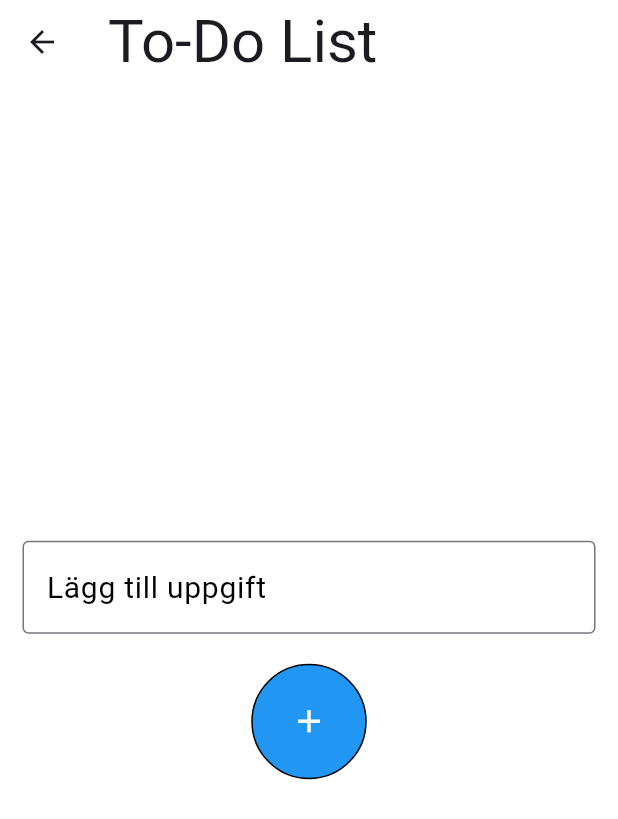
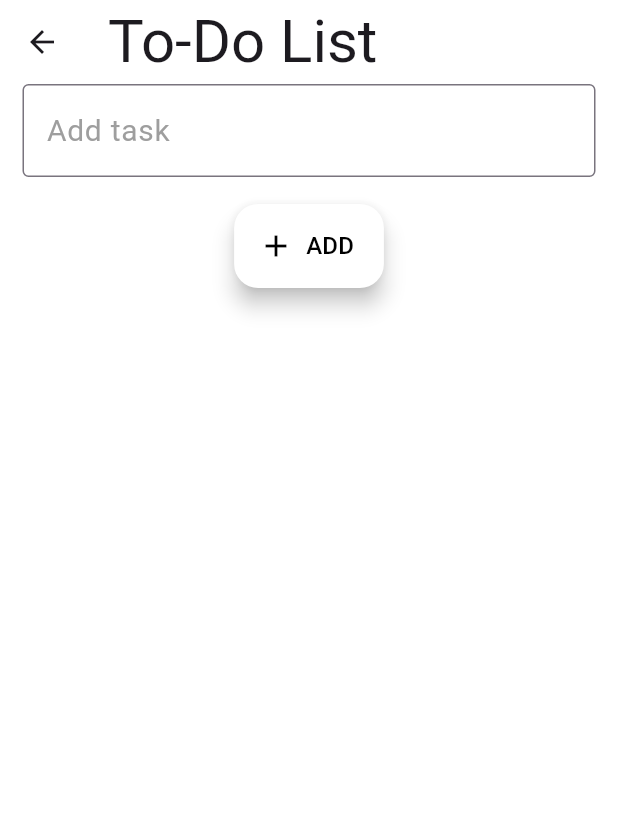
Before and after one commit to gu-tig333-ht24/gussaffmo, a Flutter app: the screen it shows after launch, after a tap on the "add" icon, on a phone screen of 412 x 824 dp. Shown: the top 819 px of the screen. Run offline on Flutter 3.47's test engine with Material 3 defaults, Android fonts, the phone set to English and light mode, and no system bars.

```diff
--- a/lib/main.dart
+++ b/lib/main.dart
@@ -1,5 +1,6 @@
 import 'package:flutter/material.dart';
 import 'ny_uppgift.dart';
+import 'package:provider/provider.dart';
 
 void main() {
   runApp(MyApp());
@@ -18,7 +19,7 @@ class MyApp extends StatelessWidget {
 
 class Aktivitet {
   final String syssla;
-  final bool isCompleted;
+  bool isCompleted;
 
   Aktivitet(this.syssla, this.isCompleted);
 }
@@ -31,72 +32,62 @@ class MyHomePage extends StatefulWidget {
 }
 
 class _MyHomePageState extends State<MyHomePage> {
-  List<Aktivitet> aktiviteter = [
-    Aktivitet('Städa rum', true),
-    Aktivitet('Äta mat', false),
-    Aktivitet('Träna', true),
-    Aktivitet('Läsa bok', false),
-    Aktivitet('Träffa kungen', false),
-    Aktivitet('Tvätta kläder', false),
-    Aktivitet('Städa badrum', false),
-    Aktivitet('Bli biljonär', false),
-    Aktivitet('Laga mat', false),
-    Aktivitet('Gå på bio', false),
-    Aktivitet('Hoppa fallskärm', false),
-    Aktivitet('Besöka en vän', false),
-  ];
+  List<Aktivitet> aktiviteter = [];
+  String filter = 'all'; // För att hålla koll på valt filter
+
+  // Metod för att filtrera aktiviteter baserat på filtret
+  List<Aktivitet> _filteredTasks() {
+    if (filter == 'done') {
+      return aktiviteter.where((aktivitet) => aktivitet.isCompleted).toList();
+    } else if (filter == 'undone') {
+      return aktiviteter.where((aktivitet) => !aktivitet.isCompleted).toList();
+    }
+    return aktiviteter; // Returnera alla uppgifter om filter är 'all'
+  }
 
   @override
   Widget build(BuildContext context) {
     return Scaffold(
-      backgroundColor: const Color.fromARGB(255, 255, 255, 255),
+      backgroundColor: Colors.white,
       appBar: AppBar(
         backgroundColor: Colors.white,
-        title: Stack(
-          children: [
-            const Center(
-              child: Text(
+        title: const Text(
           'To-Do List',
-                style: TextStyle(
-                  fontSize: 40,
+          style: TextStyle(fontSize: 40),
+          textAlign: TextAlign.center,
         ),
-              ),
-            ),
-            Positioned(
-              child: Align(
-                alignment: Alignment.centerRight,
+        actions: [
+          Padding(
+            padding: const EdgeInsets.only(right: 10),
             child: PopupMenuButton<String>(
-                  onSelected: (value) {},
-                  itemBuilder: (BuildContext context) => [
-                    const PopupMenuItem<String>(
-                      value: 'all',
-                      child: Text('All'),
-                    ),
-                    const PopupMenuItem<String>(
-                      value: 'done',
-                      child: Text('Done'),
-                    ),
-                    const PopupMenuItem<String>(
-                      value: 'undone',
-                      child: Text('Undone'),
-                    ),
-                  ],
+              onSelected: (value) {
+                setState(() {
+                  filter = value; // Uppdatera filtret baserat på valet
+                });
+              },
+              itemBuilder: (BuildContext context) {
+                return ['All', 'Done', 'Undone'].map((String choice) {
+                  return PopupMenuItem<String>(
+                    value: choice.toLowerCase(),
+                    child: Text(choice),
+                  );
+                }).toList();
+              },
               icon: const Icon(
                 Icons.menu,
-                    size: 50,
-                  ),
+                size: 35,
               ),
             ),
           ),
         ],
       ),
-      ),
       body: Padding(
         padding: const EdgeInsets.only(left: 18, top: 15),
         child: ListView.builder(
-          itemCount: aktiviteter.length,
+          itemCount: _filteredTasks().length, // Använd filtrerade uppgifter
           itemBuilder: (context, index) {
-            final aktivitet = aktiviteter[index];
+            final aktivitet =
+                _filteredTasks()[index]; // Använd filtrerade uppgifter
             return Column(
               crossAxisAlignment: CrossAxisAlignment.start,
               children: [
@@ -104,13 +95,20 @@ class _MyHomePageState extends State<MyHomePage> {
                   mainAxisAlignment: MainAxisAlignment.start,
                   crossAxisAlignment: CrossAxisAlignment.center,
                   children: [
-                    Container(
+                    GestureDetector(
+                      onTap: () {
+                        setState(() {
+                          aktivitet.isCompleted = !aktivitet.isCompleted;
+                        });
+                      },
+                      child: Container(
                         width: 30,
                         height: 30,
                         decoration: BoxDecoration(
                           shape: BoxShape.circle,
-                        color:
-                            aktivitet.isCompleted ? Colors.blue : Colors.white,
+                          color: aktivitet.isCompleted
+                              ? Colors.blue
+                              : Colors.white,
                           border: Border.all(color: Colors.black),
                         ),
                         child: Center(
@@ -123,6 +121,7 @@ class _MyHomePageState extends State<MyHomePage> {
                               : const SizedBox.shrink(),
                         ),
                       ),
+                    ),
                     const SizedBox(width: 10),
                     Expanded(
                       child: Row(
@@ -130,16 +129,31 @@ class _MyHomePageState extends State<MyHomePage> {
                         children: [
                           Text(
                             aktivitet.syssla,
-                            style: const TextStyle(fontSize: 25),
+                            style: TextStyle(
+                              fontSize: 25,
+                              decoration: aktivitet.isCompleted
+                                  ? TextDecoration.lineThrough
+                                  : TextDecoration.none,
+                              color: aktivitet.isCompleted
+                                  ? Colors.grey
+                                  : Colors.black,
                             ),
-                          const Padding(
-                            padding: EdgeInsets.only(right: 20),
-                            child: Icon(
+                          ),
+                          Padding(
+                            padding: const EdgeInsets.only(right: 20),
+                            child: IconButton(
+                              icon: const Icon(
                                 Icons.close,
                                 color: Colors.black,
                                 size: 30,
                               ),
-                          )
+                              onPressed: () {
+                                setState(() {
+                                  aktiviteter.removeAt(index);
+                                });
+                              },
+                            ),
+                          ),
                         ],
                       ),
                     ),
@@ -152,16 +166,22 @@ class _MyHomePageState extends State<MyHomePage> {
         ),
       ),
       floatingActionButton: FloatingActionButton(
-        onPressed: () {
-          Navigator.push(
+        onPressed: () async {
+          final newTask = await Navigator.push(
             context,
-            MaterialPageRoute(builder: (context) => AddTaskPage()),
+            MaterialPageRoute(builder: (context) => const AddTaskPage()),
           );
+
+          if (newTask != null && newTask.isNotEmpty) {
+            setState(() {
+              aktiviteter.add(Aktivitet(newTask, false));
+            });
+          }
         },
         tooltip: 'Lägg till uppgift',
         backgroundColor: const Color.fromARGB(255, 33, 150, 243),
         foregroundColor: Colors.white,
-        child: Icon(Icons.add),
+        child: const Icon(Icons.add),
       ),
     );
   }
--- a/lib/ny_uppgift.dart
+++ b/lib/ny_uppgift.dart
@@ -1,7 +1,21 @@
 import 'package:flutter/material.dart';
 
-class AddTaskPage extends StatelessWidget {
+class AddTaskPage extends StatefulWidget {
   const AddTaskPage({super.key});
+
+  @override
+  _AddTaskPageState createState() => _AddTaskPageState();
+}
+
+class _AddTaskPageState extends State<AddTaskPage> {
+  final TextEditingController _controller = TextEditingController();
+
+  void _addTask() {
+    String newTask = _controller.text;
+    if (newTask.isNotEmpty) {
+      Navigator.pop(context, newTask);
+    }
+  }
 
   @override
   Widget build(BuildContext context) {
@@ -9,50 +23,55 @@ class AddTaskPage extends StatelessWidget {
       appBar: AppBar(
         title: const Text(
           'To-Do List',
-          style: TextStyle(
-            fontSize: 40,
-          ),
+          style: TextStyle(fontSize: 40),
         ),
         backgroundColor: Colors.white,
       ),
       backgroundColor: Colors.white,
-      body: Padding(
-        padding: const EdgeInsets.all(15.0),
-        child: Center(
+      body: Stack(
+        alignment: Alignment.center,
+        children: [
+          Padding(
+            padding: const EdgeInsets.symmetric(horizontal: 15.0),
             child: Column(
-            mainAxisAlignment: MainAxisAlignment.center,
+              mainAxisAlignment: MainAxisAlignment.start,
               children: [
-              const TextField(
-                decoration: InputDecoration(
-                  hintText: 'Lägg till uppgift',
-                  fillColor: Colors.white,
+                TextField(
+                  controller: _controller,
+                  decoration: const InputDecoration(
+                    hintText: 'Add task',
                     border: OutlineInputBorder(
-                    borderSide:
-                        BorderSide(color: Colors.black, width: 2), // Svart kant
-                  ),
-                  hintStyle: TextStyle(
-                    color: Colors.black,
-                    fontSize: 20,
+                      borderSide: BorderSide(
+                        color: Colors.grey,
                       ),
                     ),
+                    hintStyle: TextStyle(color: Colors.grey, fontSize: 20),
                   ),
-              const SizedBox(height: 20),
-              Container(
-                padding: const EdgeInsets.all(25),
-                decoration: BoxDecoration(
-                  color: Colors.blue,
-                  border: Border.all(color: Colors.black),
-                  shape: BoxShape.circle,
-                ),
-                child: const Icon(
-                  Icons.add,
-                  color: Colors.white,
-                  size: 25,
-                ),
+                  onSubmitted: (value) {
+                    _addTask();
+                  },
                 ),
               ],
             ),
           ),
+          Positioned(
+              top: 80,
+              child: FloatingActionButton.extended(
+                onPressed: _addTask,
+                backgroundColor: const Color.fromARGB(255, 255, 255, 255),
+                icon: const Icon(
+                  Icons.add,
+                  color: Color.fromARGB(255, 0, 0, 0),
+                ),
+                label: const Text(
+                  'ADD',
+                  style: TextStyle(
+                    fontSize: 16,
+                    color: Color.fromARGB(255, 0, 0, 0),
+                  ),
+                ),
+              )),
+        ],
       ),
     );
   }
--- a/pubspec.yaml
+++ b/pubspec.yaml
@@ -27,6 +27,7 @@ dependencies:
   # The following adds the Cupertino Icons font to your application.
   # Use with the CupertinoIcons class for iOS style icons.
   cupertino_icons: ^1.0.8
+  provider: ^6.0.0
 
 dev_dependencies:
   flutter_test:
```
Also changed, not shown: pubspec.lock. Lines whose indentation alone changed are shown as unchanged.
